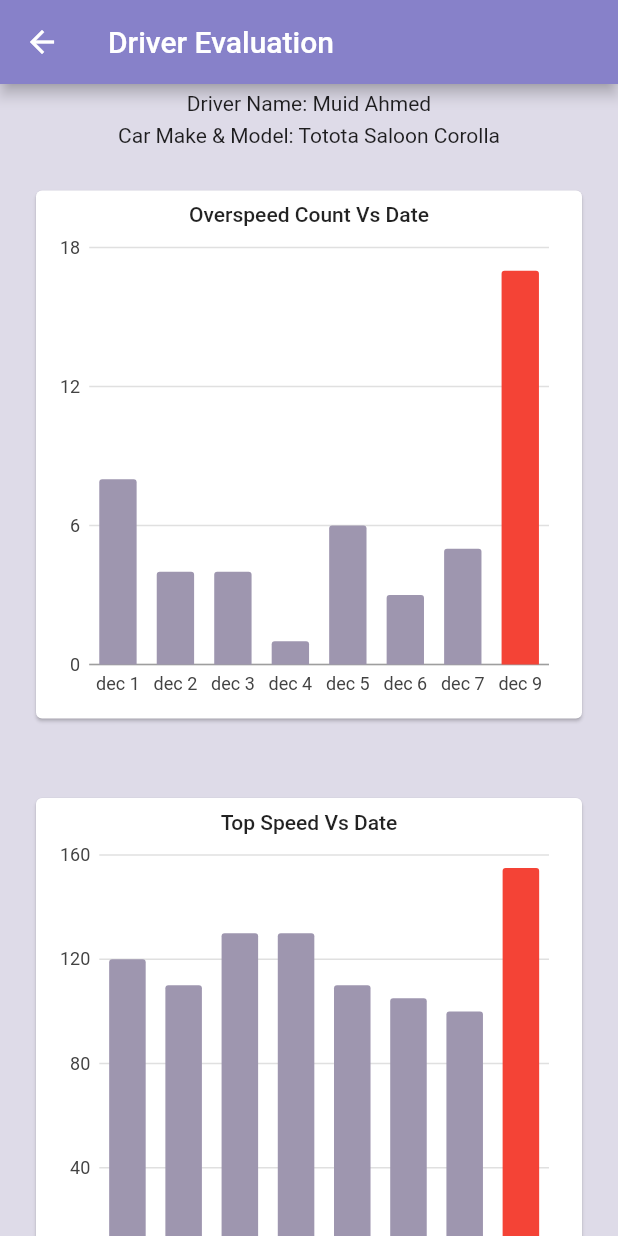
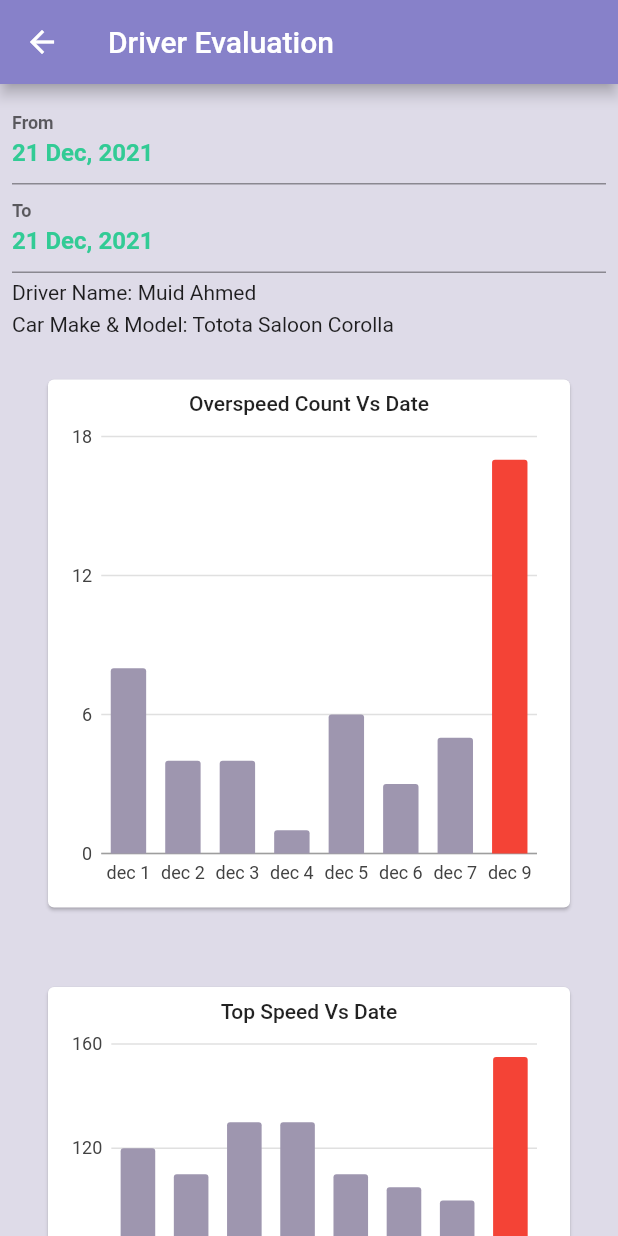
Before and after one commit to Alvi-Ahmed/driverevo, a Flutter app: the ChartPage screen opened directly, on a phone screen of 412 x 824 dp. Run offline on Flutter 3.47's test engine with Material 2 defaults, Android fonts, the phone set to English and light mode, and no system bars; drawn by our look-alikes of date_time_picker; our stand-ins replace awesome_notifications, bloc, charts_flutter, cloud_firestore, dartz, firebase_auth and 6 more; accounts and stored records are empty.

Commit message:
wends update

```diff
--- a/lib/chart.dart
+++ b/lib/chart.dart
@@ -1,5 +1,6 @@
 // ignore_for_file: prefer_const_constructors
 
+import 'package:date_time_picker/date_time_picker.dart';
 import 'package:driverevo/main.dart';
 import 'package:driverevo/overspedchart.dart';
 import 'package:flutter/material.dart';
@@ -12,6 +13,8 @@ class ChartPage extends StatefulWidget {
 }
 
 class _ChartPageState extends State<ChartPage> {
+  String xdate = "";
+  String ydate = "";
   final List<OverspeedList> data = [
     OverspeedList(
       date: "dec 1",
@@ -106,8 +109,55 @@ class _ChartPageState extends State<ChartPage> {
         title: Text("Driver Evaluation"),
       ),
       body: SingleChildScrollView(
+        child: Padding(
+          padding: const EdgeInsets.all(8.0),
           child: Column(
+            crossAxisAlignment: CrossAxisAlignment.start,
             children: [
+              DateTimePicker(
+                style: TextStyle(
+                    fontSize: 16,
+                    fontWeight: FontWeight.bold,
+                    color: Color(0xff32cb95)),
+                type: DateTimePickerType.dateTime,
+                dateMask: 'd MMM, yyyy',
+                initialValue: DateTime.now().toString(),
+                firstDate: DateTime(2021),
+                lastDate: DateTime(2022),
+                dateLabelText: 'From',
+                onChanged: (val) {
+                  setState(() {
+                    xdate = val;
+                  });
+                },
+                validator: (val) {
+                  print(val);
+                  return null;
+                },
+                onSaved: (val) => print(val),
+              ),
+              DateTimePicker(
+                style: TextStyle(
+                    fontSize: 16,
+                    fontWeight: FontWeight.bold,
+                    color: Color(0xff32cb95)),
+                type: DateTimePickerType.dateTime,
+                dateMask: 'd MMM, yyyy',
+                initialValue: DateTime.now().toString(),
+                firstDate: DateTime(2021),
+                lastDate: DateTime(2022),
+                dateLabelText: 'To',
+                onChanged: (val) {
+                  setState(() {
+                    ydate = val;
+                  });
+                },
+                validator: (val) {
+                  print(val);
+                  return null;
+                },
+                onSaved: (val) => print(val),
+              ),
               SizedBox(
                 height: 5,
               ),
@@ -139,6 +189,7 @@ class _ChartPageState extends State<ChartPage> {
             ],
           ),
         ),
+      ),
     );
   }
 }
```
Also changed, not shown: lib/barchart_overspeed.dart (+48 -46 lines), lib/login.dart (+8 -1 lines). Lines whose indentation alone changed are shown as unchanged.
